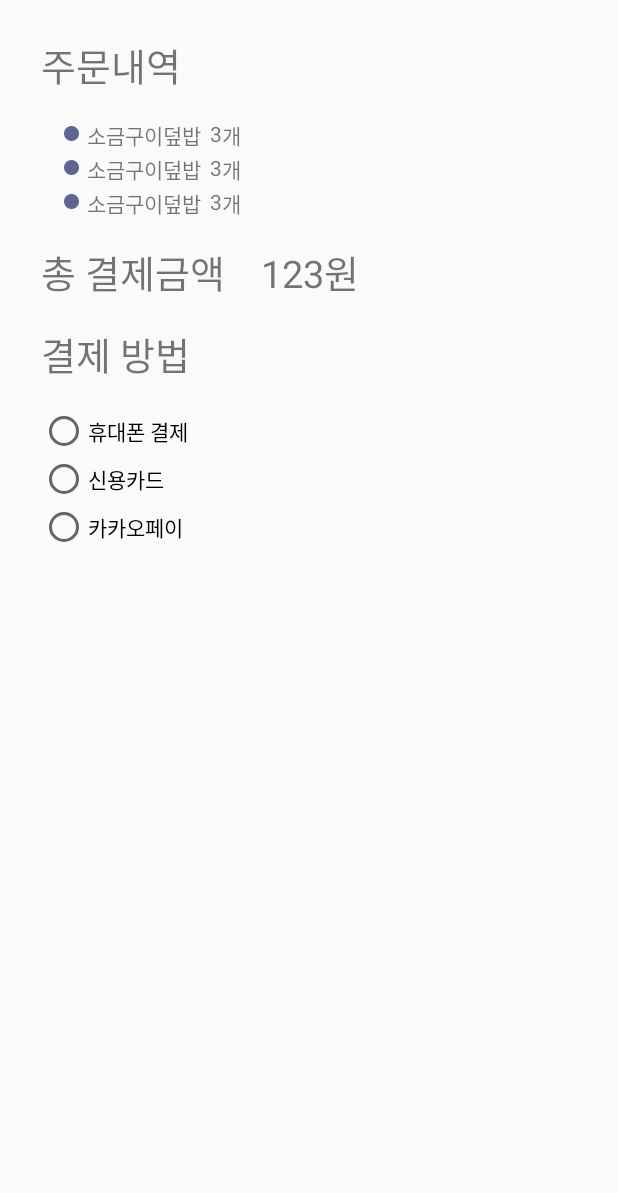
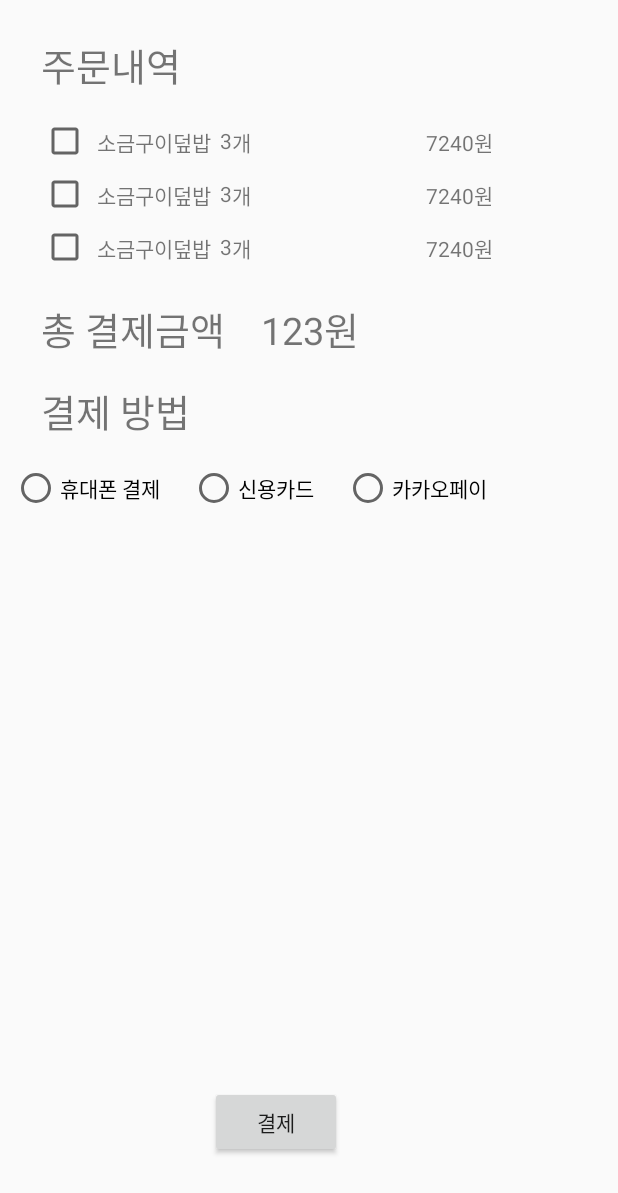
Before and after one commit to jychoi-97/HakJu, an Android app: the layout activity_order.xml on its own in the app's theme, with its tools: preview values and no code run, on a phone screen of 412 x 824 dp. Shown: the top 1193 px of the screen. Run offline under Robolectric (Android 15) with nearby library versions, the phone set to English and light mode, and no system bars.

Commit message:
파이어베이스 오류많지만 다 작성...

```diff
--- a/app/build.gradle
+++ b/app/build.gradle
@@ -30,5 +30,6 @@ dependencies {
     androidTestImplementation 'com.android.support.test:runner:1.0.2'
     androidTestImplementation 'com.android.support.test.espresso:espresso-core:3.0.2'
     implementation 'com.android.support:recyclerview-v7:28.0.0'
+    implementation 'com.firebaseui:firebase-ui-database:5.0.0'
 
 }
--- a/app/src/main/res/layout/activity_order.xml
+++ b/app/src/main/res/layout/activity_order.xml
@@ -67,28 +67,32 @@
 
     <RadioGroup
         android:id="@+id/radioGroup"
+        android:marginLeft="20dp"
         android:layout_width="wrap_content"
         android:layout_height="wrap_content"
         android:layout_marginTop="16dp"
-        android:orientation="vertical"
+        android:orientation="horizontal"
         app:layout_constraintHorizontal_bias="0.086"
         app:layout_constraintLeft_toLeftOf="parent"
         app:layout_constraintRight_toRightOf="parent"
         app:layout_constraintTop_toBottomOf="@+id/text3">
 
         <RadioButton
+            android:marginLeft="20dp"
             android:id="@+id/rg_btn1"
             android:layout_width="wrap_content"
             android:layout_height="wrap_content"
             android:text="휴대폰 결제" />
 
         <RadioButton
+            android:layout_marginLeft="20dp"
             android:id="@+id/rg_btn2"
             android:layout_width="wrap_content"
             android:layout_height="wrap_content"
             android:text="신용카드" />
 
         <RadioButton
+            android:layout_marginLeft="20dp"
             android:id="@+id/rg_btn3"
             android:layout_width="wrap_content"
             android:layout_height="wrap_content"
@@ -97,6 +101,15 @@
     </RadioGroup>
 
 
+    <Button
+        android:layout_width="wrap_content"
+        android:layout_height="wrap_content"
+        android:id="@+id/orderButton"
+        android:layout_marginRight="184dp"
+        android:layout_marginBottom="52dp"
+        android:text="결제"
+        app:layout_constraintBottom_toBottomOf="parent"
+        app:layout_constraintRight_toRightOf="parent" />
 
 
 
--- a/app/src/main/res/layout/item_order_list.xml
+++ b/app/src/main/res/layout/item_order_list.xml
@@ -5,33 +5,44 @@
     xmlns:app="http://schemas.android.com/apk/res-auto"
     xmlns:tools="http://schemas.android.com/tools">
 
-    <ImageView
-        android:id="@+id/circleCircle"
-        android:layout_width="10dp"
-        android:layout_height="10dp"
-        android:layout_marginLeft="15dp"
-        android:layout_marginTop="6dp"
-        android:src="@drawable/circle"
-        app:layout_constraintBottom_toBottomOf="parent"
-        app:layout_constraintHorizontal_bias="0.0"
+    <!--<ImageView-->
+        <!--android:id="@+id/circleCircle"-->
+        <!--android:layout_width="10dp"-->
+        <!--android:layout_height="10dp"-->
+        <!--android:layout_marginLeft="15dp"-->
+        <!--android:layout_marginTop="6dp"-->
+        <!--android:src="@drawable/circle"-->
+        <!--app:layout_constraintBottom_toBottomOf="parent"-->
+        <!--app:layout_constraintHorizontal_bias="0.0"-->
+        <!--app:layout_constraintLeft_toLeftOf="parent"-->
+        <!--app:layout_constraintRight_toRightOf="parent"-->
+        <!--app:layout_constraintTop_toTopOf="parent"-->
+        <!--app:layout_constraintVertical_bias="0.0" />-->
+
+    <CheckBox
+        app:layout_constraintTop_toTopOf="parent"
         app:layout_constraintLeft_toLeftOf="parent"
-        app:layout_constraintRight_toRightOf="parent"
-        app:layout_constraintTop_toTopOf="parent"
-        app:layout_constraintVertical_bias="0.0" />
+        android:id="@+id/cbSelect"
+        android:layout_height="wrap_content"
+        android:layout_width="wrap_content"
+        />
+
+
     <TextView
         android:id="@+id/orderFoodName"
-        android:layout_marginTop="1dp"
+        android:layout_marginTop="6dp"
         android:layout_marginLeft="5dp"
-        app:layout_constraintLeft_toRightOf="@+id/circleCircle"
+        app:layout_constraintLeft_toRightOf="@+id/cbSelect"
         app:layout_constraintTop_toTopOf="parent"
         tools:text="소금구이덮밥"
         android:layout_width="wrap_content"
-        android:layout_height="wrap_content" />
+        android:layout_height="wrap_content"
+        tools:ignore="UnknownId" />
 
     <TextView
 
         android:id="@+id/orderFoodNumber"
-        android:layout_marginTop="1dp"
+        android:layout_marginTop="6dp"
         android:layout_marginLeft="6dp"
         app:layout_constraintLeft_toRightOf="@+id/orderFoodName"
         app:layout_constraintTop_toTopOf="parent"
@@ -41,7 +52,7 @@
 
     <TextView
         android:id="@+id/orderFoodGae"
-        android:layout_marginTop="1dp"
+        android:layout_marginTop="6dp"
 
         app:layout_constraintLeft_toRightOf="@+id/orderFoodNumber"
         app:layout_constraintTop_toTopOf="parent"
@@ -49,4 +60,30 @@
         android:layout_width="wrap_content"
         android:layout_height="wrap_content" />
 
+
+    <TextView
+        android:id="@+id/orderFoodMoney"
+        android:layout_width="wrap_content"
+        android:layout_height="wrap_content"
+        android:layout_marginTop="6dp"
+        android:layout_marginRight="56dp"
+        android:layout_marginBottom="8dp"
+        app:layout_constraintBottom_toBottomOf="parent"
+        app:layout_constraintRight_toRightOf="parent"
+
+        app:layout_constraintTop_toTopOf="parent"
+        app:layout_constraintVertical_bias="1.0"
+        tools:text="7240원" />
+
+    <!--<ImageButton-->
+        <!--android:layout_marginTop="6dp"-->
+        <!--android:id="@+id/xButton"-->
+        <!--android:layout_width="19dp"-->
+        <!--android:layout_height="19dp"-->
+        <!--android:layout_constraintRight_toRightOf="parent"-->
+        <!--android:layout_constraintLeft_toRightOf="@+id/orderFoodMoneyOne"-->
+        <!--android:src="@drawable/ex"-->
+        <!--app:layout_constraintLeft_toRightOf="@+id/orderFoodMoneyOne"-->
+        <!--app:layout_constraintTop_toTopOf="parent" />-->
+
 </android.support.constraint.ConstraintLayout>
```
Also changed, not shown: app/src/main/java/com/example/hakju/OrderActivity.java (+78 -2 lines), app/src/main/java/com/example/hakju/OrderItem.java (+20 -1 lines), app/src/main/java/com/example/hakju/OrderRecyclerAdapter.java (+12 -2 lines), app/src/main/res/drawable/ex.PNG (added).
